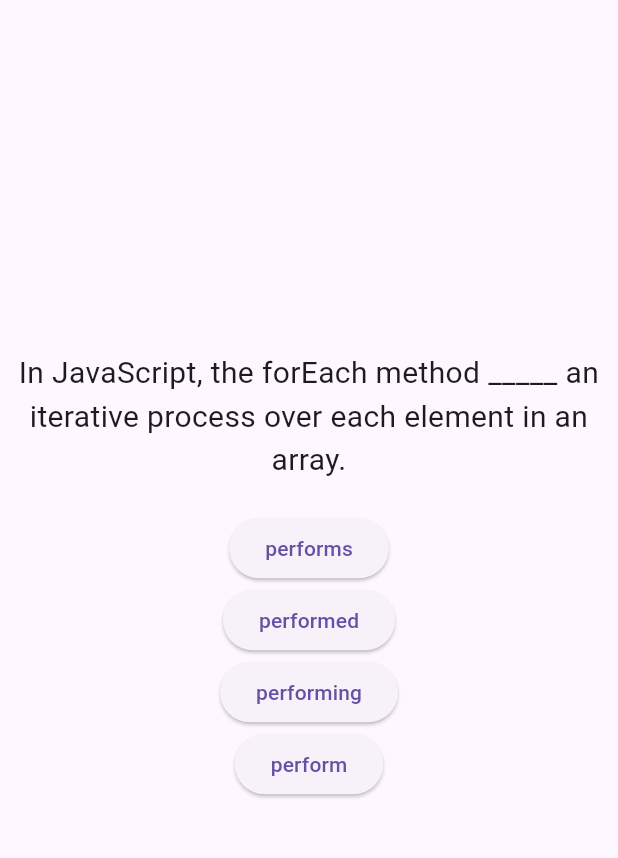
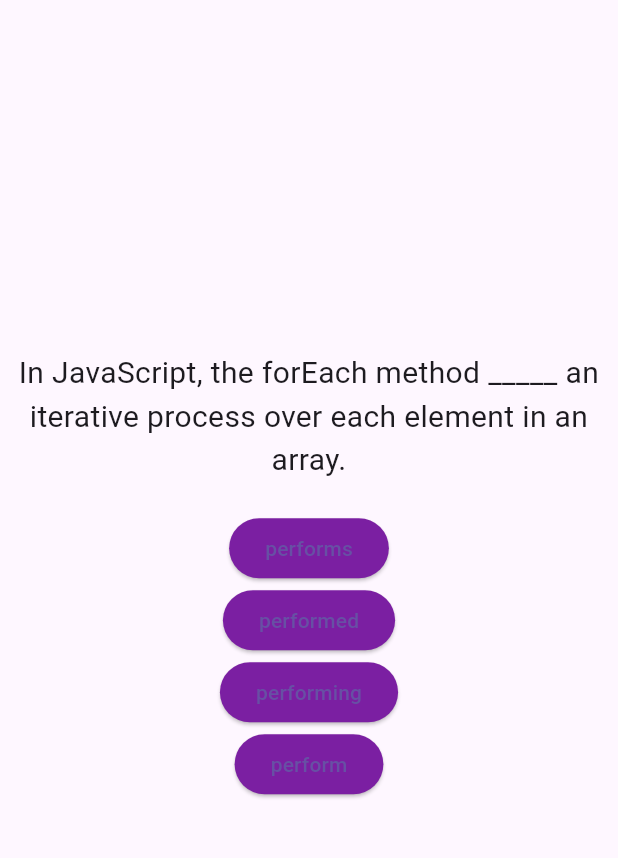
Before and after one commit to Osenian/reien, a Flutter app: the QuizTenses screen opened directly, on a phone screen of 412 x 824 dp, the part 84-942 px from its top. Run offline on Flutter 3.47's test engine with Material 3 defaults, Android fonts, the phone set to English and light mode, and no system bars; our stand-ins replace share_plus.

Commit message:
Agrega color a botones de quiz

```diff
--- a/lib/screens/grammar/quiz/tenses.dart
+++ b/lib/screens/grammar/quiz/tenses.dart
@@ -150,6 +150,9 @@ class _QuizTensesState extends State<QuizTenses> {
                               onPressed: () {
                                 _answerQuestion(answer['score'] as int);
                               },
+                              style: ElevatedButton.styleFrom(
+                                backgroundColor: Colors.purple[700],
+                              ),
                               child: Text(answer['text'] as String),
                             ),
                           )
@@ -177,6 +180,9 @@ class _QuizTensesState extends State<QuizTenses> {
                             Share.share(
                                 'I scored $_totalScore on Verb Tenses!');
                           },
+                          style: ElevatedButton.styleFrom(
+                            backgroundColor: Colors.purple[700],
+                          ),
                           child: const Text('Share results'),
                         ),
                         const SizedBox(
@@ -184,6 +190,9 @@ class _QuizTensesState extends State<QuizTenses> {
                         ),
                         ElevatedButton(
                           onPressed: _resetQuiz,
+                          style: ElevatedButton.styleFrom(
+                            backgroundColor: Colors.purple[700],
+                          ),
                           child: const Text('Back'),
                         ),
                       ],
```
